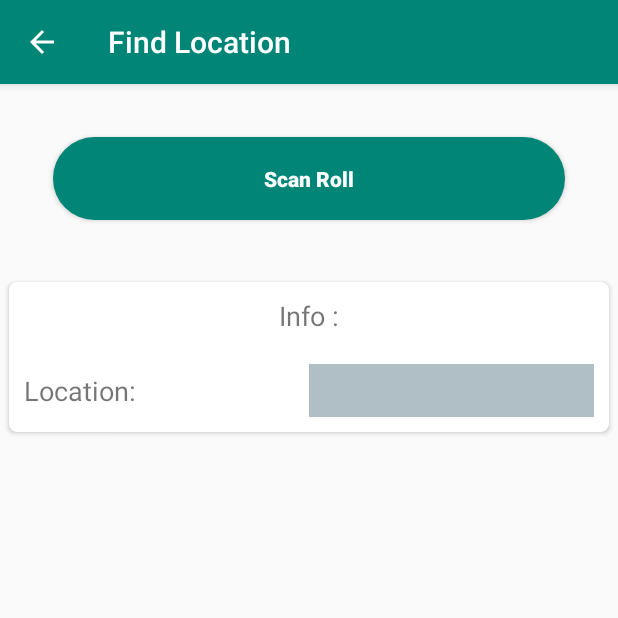
After one commit to SUZAUDDAULA/VTL_Inventory_Mobile, an Android app: the FindLocationActivity screen opened directly, with no data from a screen before it, on a phone screen of 412 x 824 dp, the top half of it. The commit adds this screen. Run offline under Robolectric (Android 15) with nearby library versions, the phone set to English and light mode, and no system bars; our stand-ins replace data binding; libraries missing offline, so code that uses them is left out: com.google.zxing.integration, es.dmoral.toasty; 1 statement that could not run was skipped.

Commit message:
find location done

```diff
--- a/app/build.gradle
+++ b/app/build.gradle
@@ -1,6 +1,12 @@
 apply plugin: 'com.android.application'
 
 android {
+    buildFeatures {
+        dataBinding = true
+        // for view binding :
+        // viewBinding = true
+    }
+
     compileSdkVersion 29
     buildToolsVersion "29.0.2"
     defaultConfig {
--- a/app/src/main/AndroidManifest.xml
+++ b/app/src/main/AndroidManifest.xml
@@ -16,7 +16,8 @@
         android:supportsRtl="true"
         android:theme="@style/AppTheme"
         android:usesCleartextTraffic="true">
-        <activity android:name=".Activity.GrayFabric.RackIn.QRActivity"></activity>
+        <activity android:name=".Activity.GrayFabric.FindLocation.FindLocationActivity"></activity>
+        <activity android:name=".Activity.GrayFabric.RackIn.QRActivity" />
         <activity android:name=".Activity.GrayFabric.RackIn.GrayFebricScanActivity" />
         <activity android:name=".Activity.GrayFabric.Rackout.GrayfebricRackOutQrActivity" />
         <activity android:name=".Activity.GrayFabric.Rackout.GrayFebricRackoutbyidActivity" />
--- /dev/null
+++ b/app/src/main/java/com/opus_bd/stockmanagement/Activity/GrayFabric/FindLocation/FindLocationActivity.java
@@ -0,0 +1,118 @@
+package com.opus_bd.stockmanagement.Activity.GrayFabric.FindLocation;
+
+import androidx.annotation.NonNull;
+import androidx.annotation.Nullable;
+import androidx.appcompat.app.AppCompatActivity;
+import androidx.databinding.DataBindingUtil;
+
+import android.content.Intent;
+import android.os.Bundle;
+import android.view.View;
+import android.widget.Toast;
+
+import com.google.zxing.integration.android.IntentIntegrator;
+import com.google.zxing.integration.android.IntentResult;
+import com.opus_bd.stockmanagement.Activity.GrayFabric.RackIn.QRActivity;
+import com.opus_bd.stockmanagement.Activity.LoginActivity;
+import com.opus_bd.stockmanagement.Model.GrayFabric.Roll;
+import com.opus_bd.stockmanagement.Model.GrayFabric.Scan.GrayRollDetailInfo;
+import com.opus_bd.stockmanagement.R;
+import com.opus_bd.stockmanagement.RetrofitService.RetrofitClientInstance;
+import com.opus_bd.stockmanagement.RetrofitService.RetrofitService;
+import com.opus_bd.stockmanagement.Utilts.SharedPrefManager;
+import com.opus_bd.stockmanagement.Utilts.Utilities;
+import com.opus_bd.stockmanagement.databinding.ActivityFindLocationBinding;
+
+import es.dmoral.toasty.Toasty;
+import retrofit2.Call;
+import retrofit2.Callback;
+import retrofit2.Response;
+
+import static android.widget.Toast.LENGTH_LONG;
+
+public class FindLocationActivity extends AppCompatActivity {
+
+    ActivityFindLocationBinding activityFindLocationBinding;
+
+    private IntentIntegrator qrScan;
+
+    @Override
+    protected void onCreate(Bundle savedInstanceState) {
+        super.onCreate(savedInstanceState);
+        activityFindLocationBinding = DataBindingUtil.setContentView(this, R.layout.activity_find_location);
+
+        qrScan = new IntentIntegrator(this);
+
+        initToolbar();
+        allClickAction();
+
+    }
+
+    public void allClickAction() {
+        activityFindLocationBinding.buttonScanRoll.setOnClickListener(new View.OnClickListener() {
+            @Override
+            public void onClick(View v) {
+                qrScan.initiateScan();
+            }
+        });
+    }
+
+    public void initToolbar() {
+        getSupportActionBar().setDisplayHomeAsUpEnabled(true);
+        getSupportActionBar().setHomeButtonEnabled(true);
+        setTitle("Find Location");
+    }
+
+    @Override
+    protected void onActivityResult(int requestCode, int resultCode, Intent data) {
+        IntentResult result = IntentIntegrator.parseActivityResult(requestCode, resultCode, data);
+        if (result != null) {
+            //if qrcode has nothing in it
+            if (result.getContents() == null) {
+                Toasty.normal(getApplicationContext(), "Result Not Found.");
+            } else {
+                String scanId = result.getContents().toString();
+                GetGrayRollDetailInfo(scanId);
+
+            }
+        } else {
+            super.onActivityResult(requestCode, resultCode, data);
+        }
+    }
+
+    public void GetGrayRollDetailInfo(String id) {
+
+        RetrofitService retrofitService = RetrofitClientInstance.getRetrofitInstance().create(RetrofitService.class);
+        String token = SharedPrefManager.getInstance(this).getToken();
+
+        if (token != null) {
+            Call<GrayRollDetailInfo> registrationRequest = retrofitService.GetGrayRollDetailInfo(SharedPrefManager.BEARER + token, id);
+            try {
+                registrationRequest.enqueue(new Callback<GrayRollDetailInfo>() {
+                    @Override
+                    public void onResponse(Call<GrayRollDetailInfo> call, @NonNull Response<GrayRollDetailInfo> response) {
+                        if (response.body() != null) {
+                            activityFindLocationBinding.locationNameTv.setText("" + response.body().getGrayFebricsStorageDetail().getCellNo());
+                            activityFindLocationBinding.discriptionTv.setText("" + response.body().getGrayFebricsDetail().getMaterialDescription());
+                        } else {
+
+                        }
+                    }
+
+                    @Override
+                    public void onFailure(Call<GrayRollDetailInfo> call, Throwable t) {
+                        Utilities.showLogcatMessage("error " + t.toString());
+                    }
+                });
+
+            } catch (Exception e) {
+                Utilities.showLogcatMessage("error " + e.toString());
+            }
+        } else {
+            Toasty.error(this, "SESSION_EXPIRED", Toast.LENGTH_SHORT).show();
+            Intent intent = new Intent(this, LoginActivity.class);
+            startActivity(intent);
+            finish();
+        }
+    }
+}
--- /dev/null
+++ b/app/src/main/res/layout/activity_find_location.xml
@@ -0,0 +1,95 @@
+<?xml version="1.0" encoding="utf-8"?>
+
+<layout
+    xmlns:android="http://schemas.android.com/apk/res/android"
+    xmlns:app="http://schemas.android.com/apk/res-auto"
+    xmlns:tools="http://schemas.android.com/tools"
+    >
+
+    <LinearLayout
+        android:layout_width="match_parent"
+        android:layout_height="match_parent"
+        android:orientation="vertical"
+        tools:context=".Activity.GrayFabric.FindLocation.FindLocationActivity">
+
+        <Button
+            android:id="@+id/buttonScanRoll"
+            android:layout_width="match_parent"
+            android:layout_height="55dp"
+            android:background="@drawable/capsule_shape"
+            android:textAllCaps="false"
+            android:textColor="@android:color/white"
+            android:textStyle="bold"
+            android:layout_gravity="center"
+            android:layout_margin="@dimen/spacing_xlarge"
+            android:text="Scan Roll" />
+
+        <androidx.cardview.widget.CardView
+            android:layout_width="match_parent"
+            android:layout_height="wrap_content"
+            android:layout_marginLeft="6dp"
+            android:layout_marginTop="6dp"
+            android:layout_marginRight="6dp"
+            android:layout_marginBottom="6dp"
+            android:background="#fff"
+            android:clickable="true"
+            android:focusableInTouchMode="true"
+            app:cardCornerRadius="5dp">
+
+            <LinearLayout
+                android:orientation="vertical"
+                android:layout_width="match_parent"
+                android:layout_height="wrap_content">
+
+                <TextView
+                    android:id="@+id/discription_tv"
+                    android:layout_width="wrap_content"
+                    android:layout_height="wrap_content"
+                    android:layout_gravity="center"
+                    android:text="Info :"
+                    android:textSize="18sp"
+                    android:layout_margin="10dp"
+                    android:layout_marginTop="15dp"
+                    />
+
+                <LinearLayout
+                    android:orientation="horizontal"
+                    android:weightSum="2"
+                    android:layout_marginBottom="25dp"
+                    android:layout_width="match_parent"
+                    android:layout_margin="10dp"
+                    android:layout_height="wrap_content">
+
+                    <TextView
+                        android:layout_weight="1"
+                        android:layout_width="match_parent"
+                        android:layout_height="wrap_content"
+                        android:text="Location:"
+                        android:layout_gravity="center"
+                        android:textSize="18sp"
+                        />
+
+                    <TextView
+                        android:id="@+id/location_name_tv"
+                        android:layout_weight="1"
+                        android:layout_width="match_parent"
+                        android:layout_height="35dp"
+                        android:text=""
+                        android:textStyle="bold"
+                        android:background="@color/blue_grey_200"
+                        android:gravity="center"
+                        android:textSize="18sp"
+                        />
+
+
+                </LinearLayout>
+
+            </LinearLayout>
+
+
+
+        </androidx.cardview.widget.CardView>
+
+    </LinearLayout>
+
+</layout>
--- a/app/src/main/res/layout/activity_q_r.xml
+++ b/app/src/main/res/layout/activity_q_r.xml
@@ -13,7 +13,6 @@
         android:layout_width="match_parent"
         android:layout_height="55dp"
         android:background="@drawable/capsule_shape"
-
         android:textAllCaps="false"
         android:textColor="@android:color/white"
         android:textStyle="bold"
--- a/build.gradle
+++ b/build.gradle
@@ -4,10 +4,11 @@ buildscript {
     repositories {
         google()
         jcenter()
+        mavenCentral()
 
     }
     dependencies {
-        classpath 'com.android.tools.build:gradle:3.5.3'
+        classpath 'com.android.tools.build:gradle:4.0.1'
 
         // NOTE: Do not place your application dependencies here; they belong
         // in the individual module build.gradle files
@@ -19,6 +20,9 @@ allprojects {
         google()
         jcenter()
         maven { url "https://jitpack.io" }
+        maven {
+            url "https://maven.google.com"
+        }
     }
 }
 
```
Also changed, not shown: app/src/main/java/com/opus_bd/stockmanagement/Activity/GrayFabric/GaryFebricActivity.java (+14 -3 lines), app/src/main/res/layout/activity_gary_febric.xml (+34 -3 lines), gradle/wrapper/gradle-wrapper.properties.
